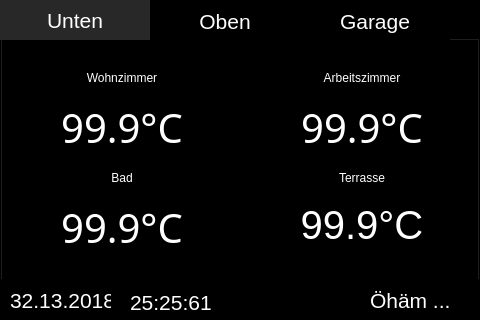
First picture: the form in mainwindow.ui, repository christof1977/flurzentrale, before the edit.
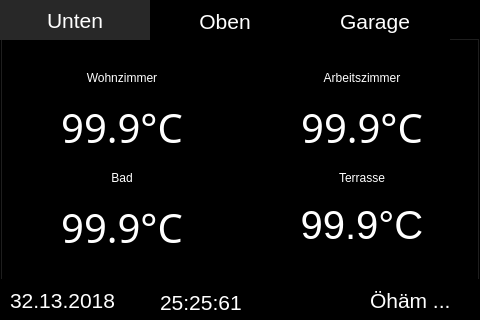
Second picture: the form after the edit.

Commit message: Groesse Datumsfeld angepasst

Patch:
```diff
--- a/mainwindow.ui
+++ b/mainwindow.ui
@@ -20,7 +20,7 @@
    <widget class="QLabel" name="labelTime">
     <property name="geometry">
      <rect>
-      <x>130</x>
+      <x>160</x>
       <y>290</y>
       <width>91</width>
       <height>21</height>
@@ -43,7 +43,7 @@
      <rect>
       <x>10</x>
       <y>290</y>
-      <width>101</width>
+      <width>131</width>
       <height>21</height>
      </rect>
     </property>
```
The commit also changes 1 other file.
